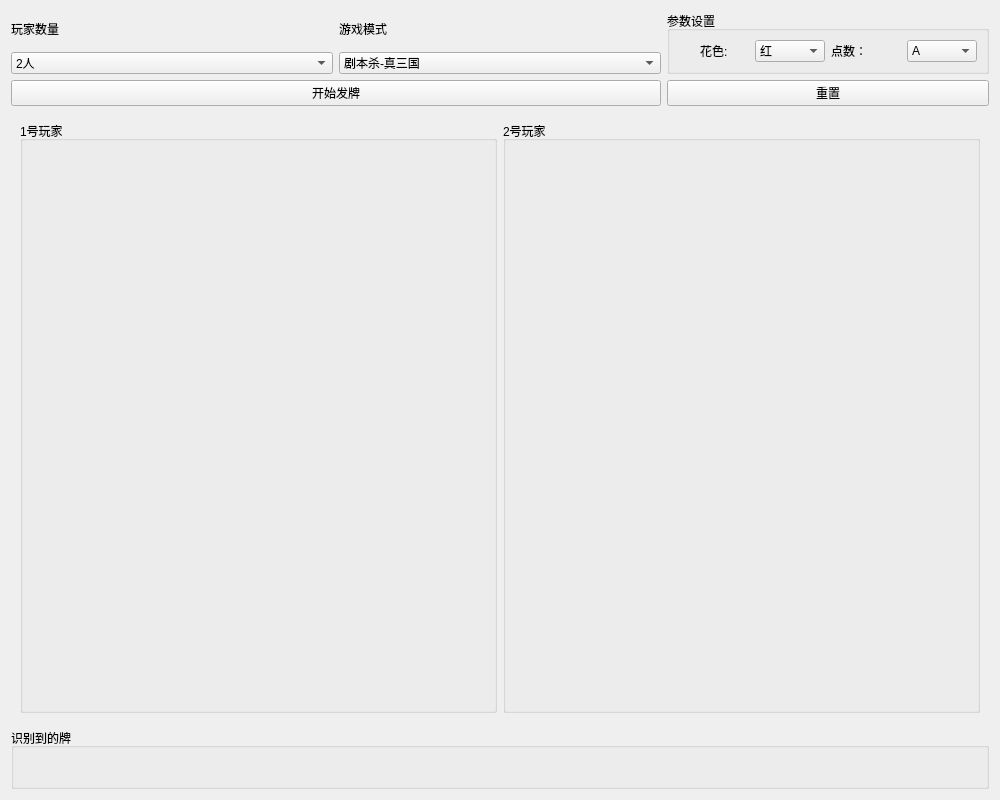
The window that cardsscreen.ui (partiality-tom/WindowOCR) describes before a commit, drawn with Qt 5.
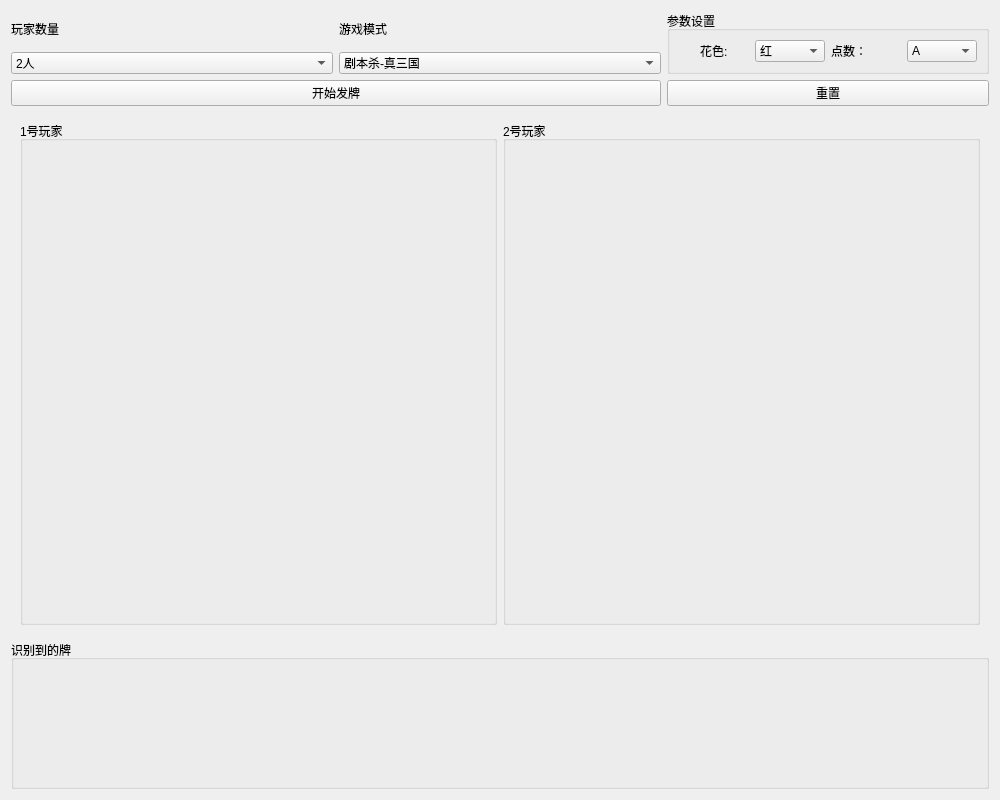
The same window after the commit.

Diff of the .ui file:
```diff
--- a/cardsscreen.ui
+++ b/cardsscreen.ui
@@ -19,7 +19,7 @@
   <property name="windowTitle">
    <string>Form</string>
   </property>
-  <layout class="QVBoxLayout" name="verticalLayout_3" stretch="1,10,1">
+  <layout class="QVBoxLayout" name="verticalLayout_3" stretch="1,7,2">
    <item>
     <layout class="QGridLayout" name="gridLayout">
      <item row="1" column="1">
```
